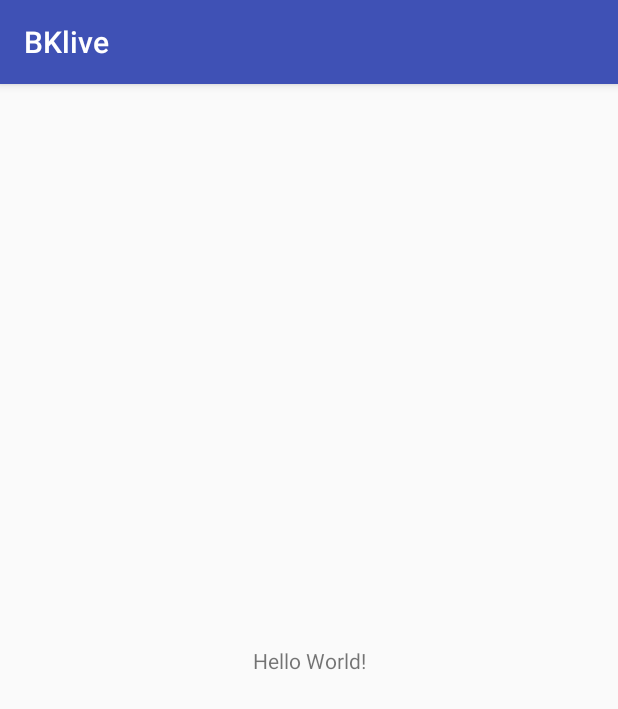
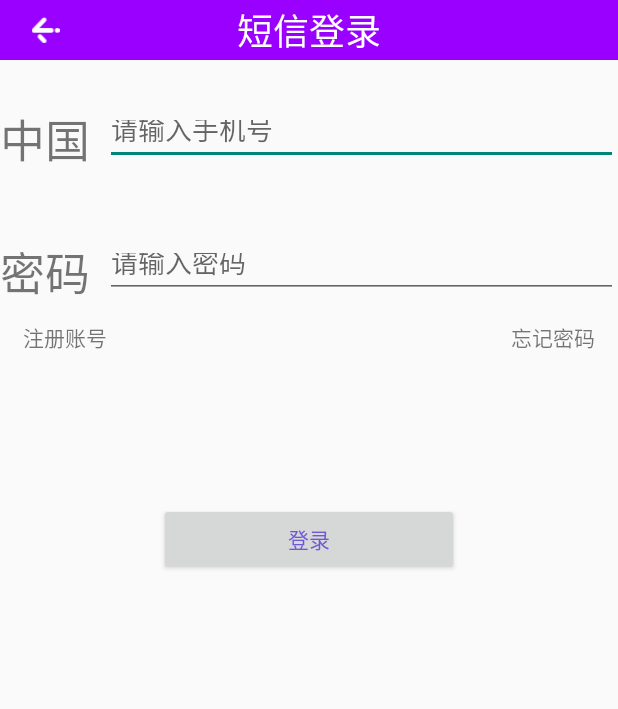
Before and after one commit to chenjing666/BKliveTest, an Android app: the screen it shows after launch (MainActivity before the commit, LoginActivity after it), on a phone screen of 412 x 824 dp. Shown: the top 709 px of the screen. Run offline under Robolectric (Android 15) with nearby library versions, the phone set to English and light mode, and no system bars; our stand-ins replace ButterKnife; libraries missing offline, so code that uses them is left out: com.orhanobut.logger, com.readystatesoftware.systembartint.

Commit message:
mvpp模式测试登录成功

```diff
--- a/app/build.gradle
+++ b/app/build.gradle
@@ -29,6 +29,7 @@ dependencies {
     //日志配置
     //网络工具
     //解析JSON工具
+    //图片缓存框架
     compile 'com.android.support:appcompat-v7:25.3.0'
     compile 'com.android.support.constraint:constraint-layout:1.0.2'
     compile 'com.jakewharton:butterknife:8.5.1'
@@ -36,9 +37,8 @@ dependencies {
     compile 'com.orhanobut:logger:1.15'
     compile 'com.zhy:okhttputils:2.6.2'
     compile 'com.google.code.gson:gson:2.8.0'
+    compile 'com.github.bumptech.glide:glide:3.7.0'
+    compile 'de.greenrobot:eventbus:3.0.0-beta1'
     testCompile 'junit:junit:4.12'
     annotationProcessor 'com.jakewharton:butterknife-compiler:8.5.1'
-    compile 'com.github.bumptech.glide:glide:3.7.0'
-    //图片缓存框架
-    compile 'de.greenrobot:eventbus:3.0.0-beta1'
 }
--- a/app/src/main/AndroidManifest.xml
+++ b/app/src/main/AndroidManifest.xml
@@ -3,6 +3,7 @@
     package="com.biaoke.bklive">
 
     <uses-permission android:name="android.permission.ACCESS_WIFI_STATE" />
+
     <application
         android:allowBackup="true"
         android:icon="@mipmap/ic_launcher"
@@ -10,14 +11,15 @@
         android:roundIcon="@mipmap/ic_launcher_round"
         android:supportsRtl="true"
         android:theme="@style/AppTheme">
-        <activity android:name=".MainActivity">
+        <activity android:name=".MainActivity"></activity>
+        <activity android:name=".user.activity.LoginActivity">
             <intent-filter>
                 <action android:name="android.intent.action.MAIN" />
 
                 <category android:name="android.intent.category.LAUNCHER" />
             </intent-filter>
         </activity>
-        <activity android:name=".user.LoginActivity"></activity>
+        <activity android:name=".user.activity.UserCenterActivity"></activity>
     </application>
 
 </manifest>
--- a/app/src/main/java/com/biaoke/bklive/consts/AppConsts.java
+++ b/app/src/main/java/com/biaoke/bklive/consts/AppConsts.java
@@ -15,6 +15,7 @@ public class AppConsts {
 
     public static final String POWER_BAR_WHITE = "#FFFFFF";//白色背景
     public static final String POWER_BAR_BLUE = "#5293e4";//蓝色背景
+    public static final String POWER_BAR_BACKGROUND = "#9900ff";//背景
     /**
      * 可变常量
      */
@@ -25,7 +26,7 @@ public class AppConsts {
     public  static String  mVersionName;//当前APP的版本名字
     public  static String  mImei;//Imei
     public  static String  mMac;//Mac
-
+    public  static boolean  mWhetherLogin=false;//用户是否登陆默认为false
 
 
 
--- a/app/src/main/java/com/biaoke/bklive/consts/Message.java
+++ b/app/src/main/java/com/biaoke/bklive/consts/Message.java
@@ -19,4 +19,5 @@ public class Message {
     public static final String HTTP_ERROR_JSON="返回数据解析JSON失败！！！";
     public static final String REGISTER_MOBILE_NULL = "请输入手机号";
     public static final String REGISTER_MOBILE_ERROR = "请输入正确的手机号";
+    public static final String HTTP_ERROR_CREATE_JSON = "创建请求JSON失败！！！";
 }
--- /dev/null
+++ b/app/src/main/java/com/biaoke/bklive/user/activity/LoginActivity.java
@@ -0,0 +1,131 @@
+package com.biaoke.bklive.user.activity;
+
+import android.content.Context;
+import android.content.Intent;
+import android.os.Bundle;
+import android.util.Log;
+import android.view.View;
+import android.widget.Button;
+import android.widget.EditText;
+import android.widget.ImageView;
+import android.widget.TextView;
+import android.widget.Toast;
+
+import com.biaoke.bklive.R;
+import com.biaoke.bklive.base.BaseActivity;
+import com.biaoke.bklive.consts.AppConsts;
+import com.biaoke.bklive.user.bean.User;
+import com.biaoke.bklive.user.presenter.LoginPresenter;
+import com.biaoke.bklive.user.view.LoginView;
+import com.biaoke.bklive.utils.OnFriendlyClickListener;
+import com.biaoke.bklive.utils.StringUtils;
+import com.orhanobut.logger.Logger;
+
+import butterknife.BindView;
+import butterknife.ButterKnife;
+import butterknife.OnClick;
+
+public class LoginActivity extends BaseActivity implements LoginView {
+
+
+    @BindView(R.id.back)
+    ImageView back;
+    @BindView(R.id.put_phone_num)
+    EditText putPhoneNum;
+    @BindView(R.id.put_password)
+    EditText putPassword;
+    @BindView(R.id.tv_register)
+    TextView tvRegister;
+    @BindView(R.id.tv_forgotpassword)
+    TextView tvForgotpassword;
+    @BindView(R.id.btn_login)
+    Button btnLogin;
+    LoginPresenter loginPresenter=new LoginPresenter(this);
+
+    @Override
+    protected void initContentView(Bundle savedInstanceState) {
+        setContentView(R.layout.activity_login);
+        ButterKnife.bind(this);
+        login();
+    }
+
+    private void login() {
+        btnLogin.setOnClickListener(new OnFriendlyClickListener() {
+            @Override
+            protected void OnFriendlyClick(View v) {
+                loginPresenter.login();
+                Log.d("LoginActivity","走了走了走了走了走了");
+            }
+        });
+    }
+
+    public Context getContext(){
+        return this;
+    }
+
+
+    @Override
+    public User getUserInfo() {
+        User user = new User();
+        user.setmMobile(putPhoneNum.getText().toString());
+        user.setmPassWord(putPassword.getText().toString());
+        return user;
+    }
+
+    @Override
+    public void showToast(String mag) {
+        if (StringUtils.isEmpty(mag)) {
+            Logger.d("需要Toast的数据为空");
+            return;
+        }
+        Toast.makeText(this, mag, Toast.LENGTH_SHORT).show();
+    }
+
+
+
+    @Override
+    public void startRegistered() {
+
+    }
+
+    @Override
+    public void startForgotPassword() {
+
+    }
+
+    @Override
+    public void close() {
+        finish();
+    }
+
+    @Override
+    public void IntentTo() {
+        startActivity(new Intent(LoginActivity.this,UserCenterActivity.class));
+    }
+
+    @OnClick({R.id.back, R.id.tv_register, R.id.tv_forgotpassword})
+    public void onClick(View view) {
+        switch (view.getId()) {
+            case R.id.back:
+                finish();
+                break;
+            case R.id.tv_register:
+                startRegistered();
+                break;
+            case R.id.tv_forgotpassword:
+                startForgotPassword();
+                break;
+        }
+    }
+
+    @Override
+    protected void onDestroy() {
+        finish();
+        super.onDestroy();
+    }
+
+    @Override
+    protected String getPowerBarColors() {
+        return AppConsts.POWER_BAR_BACKGROUND;
+    }
+}
--- a/app/src/main/java/com/biaoke/bklive/user/view/LoginView.java
+++ b/app/src/main/java/com/biaoke/bklive/user/view/LoginView.java
@@ -19,4 +19,5 @@ public interface LoginView {
     void startForgotPassword();
 
     void close();
+    void IntentTo();
 }
--- a/app/src/main/res/layout/activity_login.xml
+++ b/app/src/main/res/layout/activity_login.xml
@@ -4,6 +4,104 @@
     xmlns:tools="http://schemas.android.com/tools"
     android:layout_width="match_parent"
     android:layout_height="match_parent"
-    tools:context="com.biaoke.bklive.user.LoginActivity">
+    android:fitsSystemWindows="true"
+    android:orientation="vertical"
+    tools:context="com.biaoke.bklive.user.activity.LoginActivity">
 
+    <RelativeLayout
+        android:layout_width="match_parent"
+        android:layout_height="40dp"
+        android:background="@color/background_color">
+
+        <ImageView
+            android:id="@+id/back"
+            android:layout_width="30dp"
+            android:layout_height="wrap_content"
+            android:layout_marginStart="15dp"
+            android:layout_centerVertical="true"
+            android:src="@mipmap/back" />
+
+        <TextView
+            android:layout_width="wrap_content"
+            android:layout_height="wrap_content"
+            android:layout_centerInParent="true"
+            android:text="@string/sms_login"
+            android:textColor="@color/white"
+            android:textSize="24sp" />
+    </RelativeLayout>
+
+    <LinearLayout
+        android:layout_width="match_parent"
+        android:layout_height="40dp"
+        android:layout_marginTop="45px"
+        android:orientation="horizontal">
+
+        <TextView
+            android:layout_width="wrap_content"
+            android:layout_height="wrap_content"
+            android:layout_gravity="center"
+            android:text="@string/china"
+            android:textSize="30sp" />
+
+        <EditText
+            android:id="@+id/put_phone_num"
+            android:layout_width="match_parent"
+            android:layout_height="wrap_content"
+            android:layout_marginStart="10dp"
+            android:hint="@string/phone_num"
+            android:phoneNumber="true" />
+
+    </LinearLayout>
+
+    <LinearLayout
+        android:layout_width="match_parent"
+        android:layout_height="40dp"
+        android:layout_marginTop="73px"
+        android:orientation="horizontal">
+
+        <TextView
+            android:layout_width="wrap_content"
+            android:layout_height="wrap_content"
+            android:layout_gravity="center"
+            android:text="@string/password"
+            android:textSize="30sp" />
+
+        <EditText
+            android:id="@+id/put_password"
+            android:layout_width="match_parent"
+            android:layout_height="wrap_content"
+            android:layout_marginStart="10dp"
+            android:hint="@string/put_password"
+            android:password="true" />
+    </LinearLayout>
+
+    <RelativeLayout
+        android:layout_width="match_parent"
+        android:layout_height="wrap_content"
+        android:layout_marginTop="15dp">
+
+        <TextView
+            android:id="@+id/tv_register"
+            android:layout_width="wrap_content"
+            android:layout_height="wrap_content"
+            android:layout_marginStart="15dp"
+            android:text="注册账号" />
+
+        <TextView
+            android:id="@+id/tv_forgotpassword"
+            android:layout_width="wrap_content"
+            android:layout_height="wrap_content"
+            android:layout_alignParentEnd="true"
+            android:layout_marginEnd="15dp"
+            android:text="忘记密码" />
+    </RelativeLayout>
+
+    <Button
+        android:id="@+id/btn_login"
+        android:layout_width="200dp"
+        android:layout_height="wrap_content"
+        android:layout_gravity="center"
+        android:layout_marginTop="100dp"
+        android:text="@string/btn_login"
+        android:textColor="#6f57d6" />
 </LinearLayout>
--- a/app/src/main/res/values/strings.xml
+++ b/app/src/main/res/values/strings.xml
@@ -1,3 +1,9 @@
 <resources>
     <string name="app_name">BKlive</string>
+    <string name="china">中国</string>
+    <string name="password">密码</string>
+    <string name="put_password">请输入密码</string>
+    <string name="phone_num">请输入手机号</string>
+    <string name="btn_login">登录</string>
+    <string name="sms_login">短信登录</string>
 </resources>
--- a/app/src/main/res/values/styles.xml
+++ b/app/src/main/res/values/styles.xml
@@ -1,11 +1,13 @@
 <resources>
 
     <!-- Base application theme. -->
-    <style name="AppTheme" parent="Theme.AppCompat.Light.DarkActionBar">
+    <style name="AppTheme" parent="Theme.AppCompat.Light.NoActionBar">
         <!-- Customize your theme here. -->
-        <item name="colorPrimary">@color/colorPrimary</item>
-        <item name="colorPrimaryDark">@color/colorPrimaryDark</item>
-        <item name="colorAccent">@color/colorAccent</item>
+        <item name="windowActionBar">false</item>
+        <item name="windowNoTitle">true</item>
+        <!--<item name="colorPrimary">@color/colorPrimary</item>-->
+        <!--<item name="colorPrimaryDark">@color/colorPrimaryDark</item>-->
+        <!--<item name="colorAccent">@color/colorAccent</item>-->
     </style>
 
 </resources>
```
Also changed, not shown: app/src/main/java/com/biaoke/bklive/MainActivity.java (+14 -2 lines), app/src/main/java/com/biaoke/bklive/http/MyCallBack.java (+11 -14 lines), app/src/main/java/com/biaoke/bklive/http/UserRequestMethod.java (added, +226 -0 lines), app/src/main/java/com/biaoke/bklive/user/LoginActivity.java (deleted, +0 -15 lines), app/src/main/java/com/biaoke/bklive/user/activity/UserCenterActivity.java (added, +21 -0 lines), app/src/main/java/com/biaoke/bklive/user/presenter/LoginPresenter.java (+10 -0 lines), app/src/main/java/com/biaoke/bklive/user/realize/LoginModelRealize.java (+57 -16 lines), app/src/main/res/layout/activity_user_center.xml (added, +9 -0 lines), app/src/main/res/values/colors.xml (+9 -1 lines), app/src/main/res/mipmap-xxhdpi/back.png (added).
